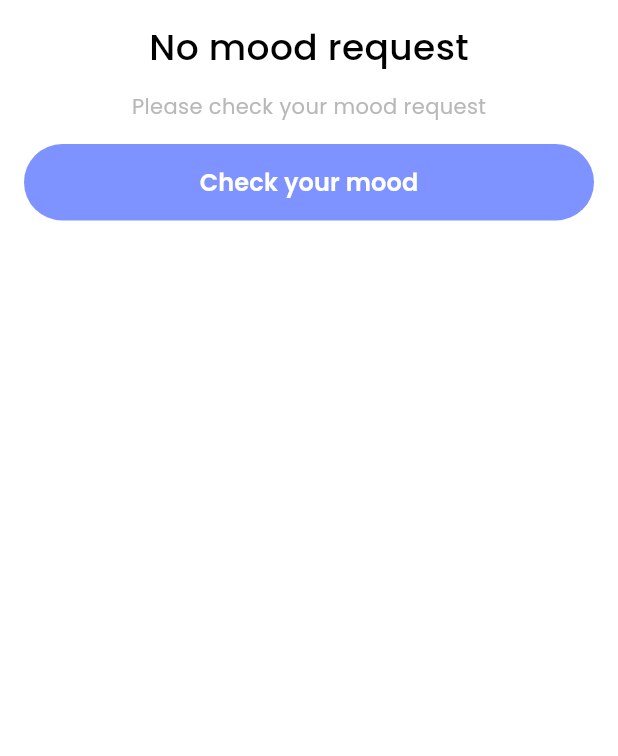
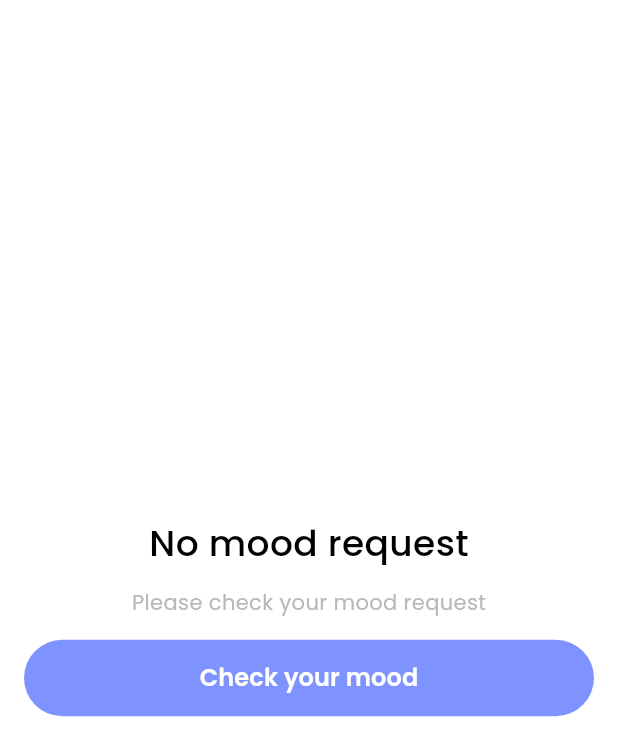
Before and after one commit to ViniOkamoto/mood-ai-workshop, a Flutter app: the screen it shows after launch, on a phone screen of 412 x 824 dp. Shown: the top 756 px of the screen. Run offline on Flutter 3.47's test engine with Material 3 defaults, Android fonts, the phone set to English and light mode, and no system bars; our stand-ins replace google_fonts, google_generative_ai.

Commit message:
refactor: Improve mood dashboard layout and add placeholder health metrics

```diff
--- a/lib/src/screens/mood_dashboard.dart
+++ b/lib/src/screens/mood_dashboard.dart
@@ -52,11 +52,41 @@ class _MoodDashboardState extends State<MoodDashboard> {
             )
           : null,
       body: SafeArea(
-        child: SingleChildScrollView(
+        child: moodResult == null
+            ? Padding(
+                padding: const EdgeInsets.all(16.0),
+                child: Column(
+                  mainAxisAlignment: MainAxisAlignment.center,
+                  crossAxisAlignment: CrossAxisAlignment.center,
+                  children: [
+                    Text('No mood request', style: AppTextStyles.h2),
+                    const SizedBox(height: 16),
+                    Text('Please check your mood request',
+                        style: AppTextStyles.bodyMedium.copyWith(
+                          color: AppColors.dark_300,
+                        )),
+                    const SizedBox(height: 16),
+                    AppButton(
+                      text: 'Check your mood',
+                      onPressed: () async {
+                        final result = await Navigator.push(
+                          context,
+                          MaterialPageRoute(
+                            builder: (context) => MoodTrackerScreen(),
+                          ),
+                        );
+                        setState(() {
+                          moodResult = result as MoodResult;
+                        });
+                      },
+                    ),
+                  ],
+                ),
+              )
+            : SingleChildScrollView(
                 child: Padding(
                     padding: const EdgeInsets.all(16.0),
-            child: moodResult != null
-                ? Column(
+                    child: Column(
                       crossAxisAlignment: CrossAxisAlignment.start,
                       children: [
                         const Text(
@@ -108,12 +138,13 @@ class _MoodDashboardState extends State<MoodDashboard> {
                                 child: Container(
                                   padding: const EdgeInsets.all(16),
                                   decoration: BoxDecoration(
-                                  color:
-                                      getColorsOnScore(moodResult!.score.value),
+                                    color: getColorsOnScore(
+                                        moodResult!.score.value),
                                     borderRadius: BorderRadius.circular(12),
                                   ),
                                   child: Column(
-                                  crossAxisAlignment: CrossAxisAlignment.start,
+                                    crossAxisAlignment:
+                                        CrossAxisAlignment.start,
                                     children: [
                                       Row(
                                         children: [
@@ -247,46 +278,15 @@ class _MoodDashboardState extends State<MoodDashboard> {
                             padding: const EdgeInsets.only(bottom: 16.0),
                             child: RecommedationCard(
                               title: moodResult!.recommendations[index].title,
-                            description:
-                                moodResult!.recommendations[index].description,
+                              description: moodResult!
+                                  .recommendations[index].description,
                               icon: moodResult!.recommendations[index].icon,
                               color: moodResult!.recommendations[index].color,
                             ),
                           ),
                         ),
                       ],
-                  )
-                : Column(
-                    crossAxisAlignment: CrossAxisAlignment.center,
-                    mainAxisAlignment: MainAxisAlignment.center,
-                    children: [
-                      Text('No mood request', style: AppTextStyles.h2),
-                      const SizedBox(height: 16),
-                      Text('Please check your mood request',
-                          style: AppTextStyles.bodyMedium.copyWith(
-                            color: AppColors.dark_300,
                     )),
-                      const SizedBox(height: 16),
-                      AppButton(
-                        text: 'Check your mood',
-                        onPressed: () async {
-                          final result = await Navigator.push(
-                            context,
-                            MaterialPageRoute(
-                              builder: (context) => MoodTrackerScreen(),
-                            ),
-                          );
-                          print(result);
-                          setState(
-                            () {
-                              moodResult = result as MoodResult;
-                            },
-                          );
-                        },
-                      ),
-                    ],
-                  ),
-          ),
               ),
       ),
     );
```
Lines whose indentation alone changed are shown as unchanged.
